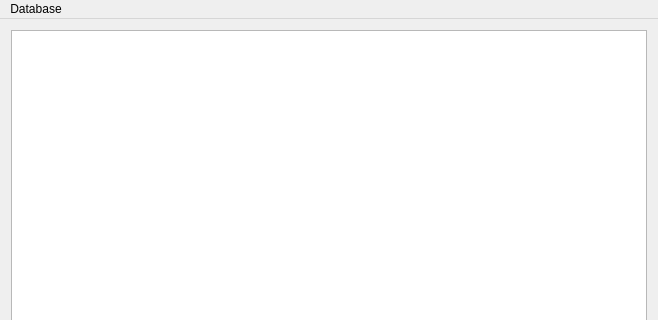
Qt form homeAdminTool/adminWindow.ui (Bntdumas/HomeAutomation) before a commit; both pictures show x 0 to 658 and y 0 to 320 of the 658 by 460 pixel window.
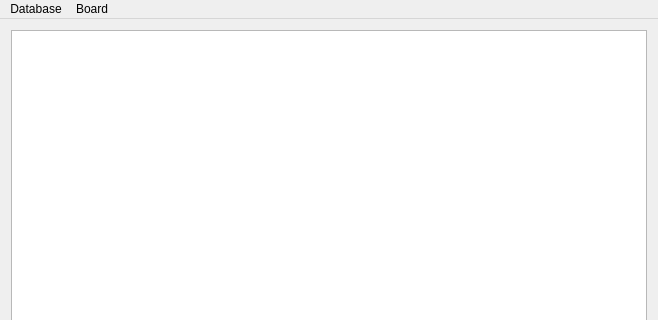
The same form after that commit.

Commit message: Integrate Atmel programmer in admin tool

Diff of the .ui file:
```diff
--- a/homeAdminTool/adminWindow.ui
+++ b/homeAdminTool/adminWindow.ui
@@ -34,7 +34,7 @@
      <x>0</x>
      <y>0</y>
      <width>658</width>
-     <height>25</height>
+     <height>20</height>
     </rect>
    </property>
    <widget class="QMenu" name="menuDatabase">
@@ -47,6 +47,14 @@
     <addaction name="actionCreatehousestructure"/>
     <addaction name="actionDroptables"/>
    </widget>
+   <widget class="QMenu" name="menuBoard">
+    <property name="title">
+     <string>Board</string>
+    </property>
+    <addaction name="actionCompileSketch"/>
+    <addaction name="separator"/>
+    <addaction name="actionUpload"/>
+   </widget>
    <addaction name="menuDatabase"/>
    <addaction name="menuBoard"/>
   </widget>
```
Left out of the diff: 10 changed lines with no effect on the pictures. The commit also changes 2 other files.
